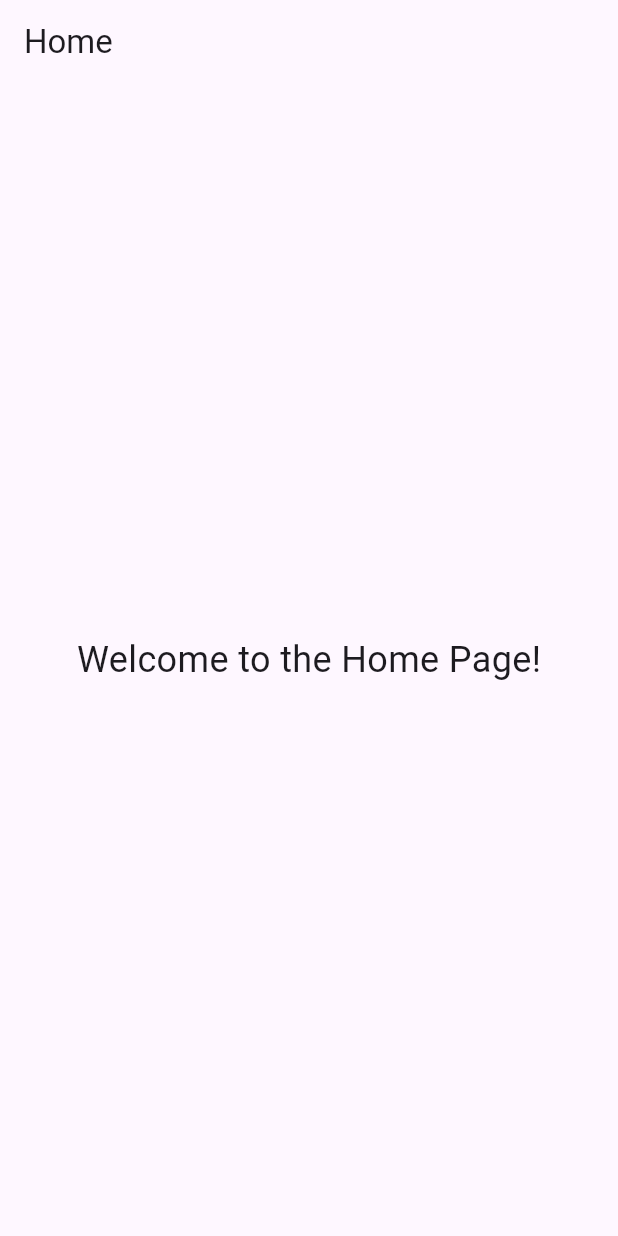
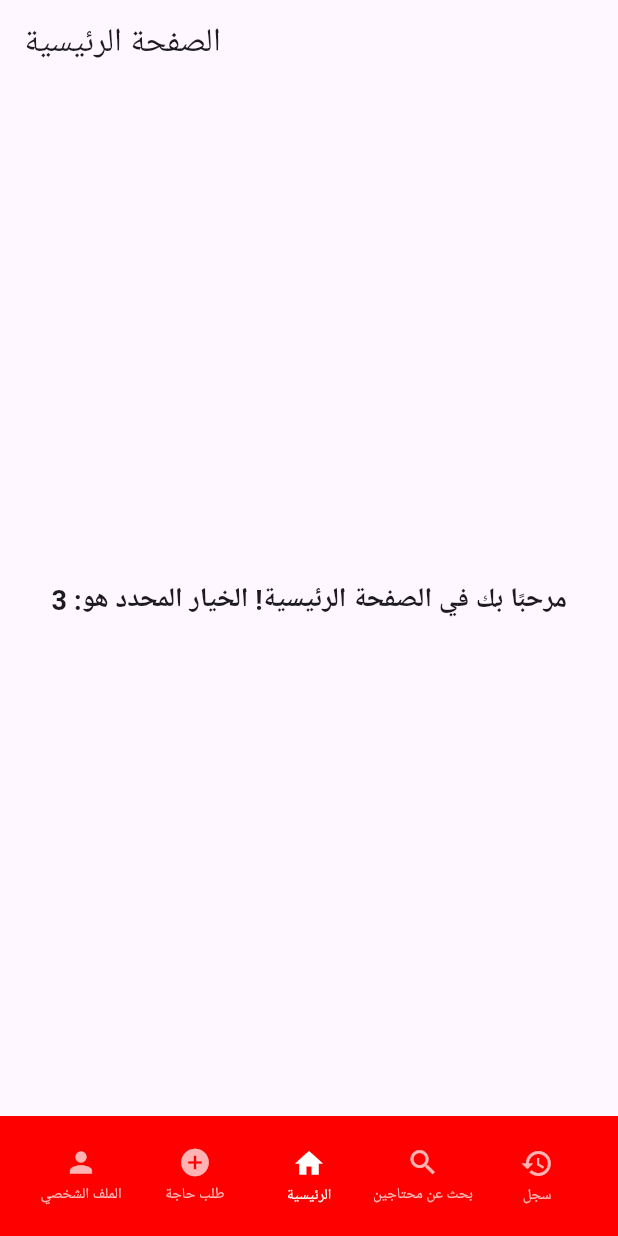
Before and after one commit to Mo963syr/Blood-bridge-app, a Flutter app: the HomePage screen opened directly, on a phone screen of 412 x 824 dp. Run offline on Flutter 3.47's test engine with Material 3 defaults, Android fonts, the phone set to English and light mode, and no system bars.

Commit message:
version1.2

```diff
--- a/frontend/lib/home_page.dart
+++ b/frontend/lib/home_page.dart
@@ -1,16 +1,97 @@
-// home_page.dart
+import 'package:flutter/material.dart';
+import 'createrequest.dart';
 
-import 'package:flutter/material.dart';
+void main() {
+  runApp(MyApp());
+}
 
-class HomePage extends StatelessWidget {
+class MyApp extends StatelessWidget {
+  @override
+  Widget build(BuildContext context) {
+    return MaterialApp(
+      theme: ThemeData(
+        primarySwatch: Colors.blue,
+        visualDensity: VisualDensity.adaptivePlatformDensity,
+      ),
+      home: HomePage(),
+    );
+  }
+}
+
+class HomePage extends StatefulWidget {
+  @override
+  _HomePageState createState() => _HomePageState();
+}
+
+class _HomePageState extends State<HomePage> {
+  int _selectedIndex = 2;
+
+  void _onItemTapped(int index) {
+    if (index == 1) {
+      // الانتقال عند الضغط على "طلب حاجة"
+      Navigator.push(
+        context,
+        MaterialPageRoute(builder: (context) => RequestPage()),
+      );
+    } else {
+      setState(() {
+        _selectedIndex = index;
+      });
+    }
+  }
+
   @override
   Widget build(BuildContext context) {
     return Scaffold(
-      appBar: AppBar(title: Text('Home')),
+      appBar: AppBar(
+        title: Text('الصفحة الرئيسية'),
+      ),
       body: Center(
         child: Text(
-          'Welcome to the Home Page!',
-          style: TextStyle(fontSize: 24),
+          'مرحبًا بك في الصفحة الرئيسية! الخيار المحدد هو: ${_selectedIndex + 1}',
+          style: TextStyle(fontSize: 18, fontWeight: FontWeight.bold),
+        ),
+      ),
+      bottomNavigationBar: BottomAppBar(
+        color: const Color.fromARGB(255, 255, 0, 0),
+        child: Padding(
+          padding: const EdgeInsets.symmetric(vertical: 5.0),
+          child: Row(
+            mainAxisAlignment: MainAxisAlignment.spaceAround,
+            children: [
+              _buildNavItem(Icons.person, 'الملف الشخصي', 0),
+              _buildNavItem(Icons.add_circle, "طلب حاجة", 1),
+              _buildNavItem(Icons.home, 'الرئيسية', 2),
+              _buildNavItem(Icons.search, "بحث عن محتاجين", 3),
+              _buildNavItem(Icons.history, 'سجل', 4),
+            ],
+          ),
+        ),
+      ),
+    );
+  }
+
+  Widget _buildNavItem(IconData icon, String label, int index) {
+    return Expanded(
+      child: GestureDetector(
+        onTap: () => _onItemTapped(index),
+        child: Column(
+          mainAxisSize: MainAxisSize.min,
+          children: [
+            Icon(
+              icon,
+              color: _selectedIndex == index ? Colors.white : Colors.white70,
+              size: 22,
+            ),
+            SizedBox(height: 3),
+            Text(
+              label,
+              style: TextStyle(
+                color: _selectedIndex == index ? Colors.white : Colors.white70,
+                fontSize: 10,
+              ),
+            ),
+          ],
         ),
       ),
     );
```
Also changed, not shown: frontend/lib/signup_page.dart (+22 -2 lines).
